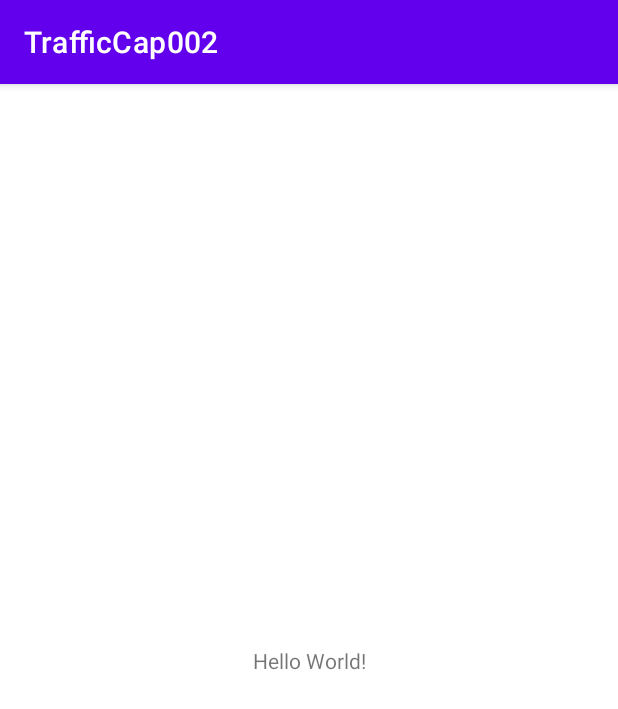
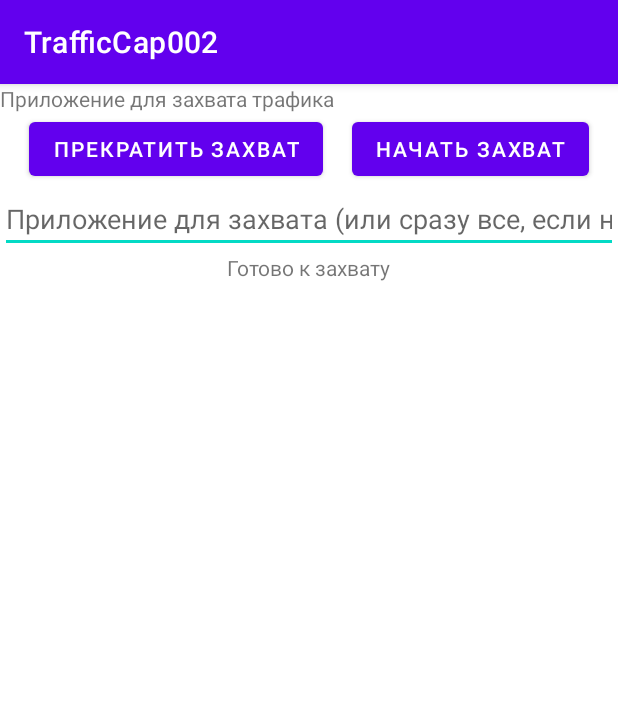
Before and after one commit to wakoo1337/TrafficCap002, an Android app: the screen it shows after launch (MainActivity), on a phone screen of 412 x 824 dp. Shown: the top 709 px of the screen. Run offline under Robolectric (Android 15) with nearby library versions, the phone set to English and light mode, and no system bars.

```diff
--- a/app/src/main/java/com/wakoo/trafficcap002/MainActivity.java
+++ b/app/src/main/java/com/wakoo/trafficcap002/MainActivity.java
@@ -1,14 +1,96 @@
 package com.wakoo.trafficcap002;
 
+import androidx.activity.result.ActivityResult;
+import androidx.activity.result.ActivityResultCallback;
+import androidx.activity.result.ActivityResultLauncher;
+import androidx.activity.result.contract.ActivityResultContracts;
 import androidx.appcompat.app.AppCompatActivity;
 
+import android.content.ComponentName;
+import android.content.Intent;
+import android.content.ServiceConnection;
 import android.os.Bundle;
+import android.os.IBinder;
+import android.view.View;
+import android.widget.Button;
+import android.widget.EditText;
+import android.widget.TextView;
 
 public class MainActivity extends AppCompatActivity {
+    private Button start_button, stop_button;
+    private TextView status_view;
+    private EditText appcapture_edit;
+    private CaptureService.CaptureServiceBinder binder;
+    private final ActivityResultLauncher<Intent> capture_launcher = registerForActivityResult(new ActivityResultContracts.StartActivityForResult(), new ActivityResultCallback<ActivityResult>() {
+        @Override
+        public void onActivityResult(ActivityResult result) {
+            if (result.getResultCode() == RESULT_OK) {
+                startVpn();
+            } else {
+                status_view.setText(R.string.forbidden_message);
+            }
+        }
+    });
+    private final ServiceConnection capture_connection = new ServiceConnection() {
+        @Override
+        public void onServiceConnected(ComponentName name, IBinder service) {
+            binder = (CaptureService.CaptureServiceBinder) service;
+            status_view.setText(R.string.connected_message);
+        }
+
+        @Override
+        public void onServiceDisconnected(ComponentName name) {
+            binder = null;
+            unbindService(this);
+            status_view.setText(R.string.unbound_message);
+        }
+
+        @Override
+        public void onNullBinding(ComponentName name) {
+            binder = null;
+            unbindService(this);
+            status_view.setText(R.string.nullbind_message);
+        }
+    };
+
 
     @Override
     protected void onCreate(Bundle savedInstanceState) {
         super.onCreate(savedInstanceState);
         setContentView(R.layout.activity_main);
+
+        start_button = findViewById(R.id.start_button);
+        stop_button = findViewById(R.id.stop_button);
+        status_view = findViewById(R.id.status_view);
+        appcapture_edit = findViewById(R.id.appcapture_edit);
+
+        start_button.setOnClickListener(new View.OnClickListener() {
+            @Override
+            public void onClick(View v) {
+                Intent prepare;
+                prepare = CaptureService.prepare(MainActivity.this);
+                if (prepare == null) {
+                    startVpn();
+                } else {
+                    capture_launcher.launch(prepare);
+                }
+            }
+        });
+        stop_button.setOnClickListener(new View.OnClickListener() {
+            @Override
+            public void onClick(View v) {
+                unbindService(capture_connection);
+            }
+        });
+    }
+
+    private void startVpn() {
+        Intent start_intent;
+        start_intent = new Intent(this, CaptureService.class);
+        final String capture = appcapture_edit.getText().toString();
+        if (!capture.isEmpty()) {
+            start_intent.putExtra(CaptureService.APP_TO_LISTEN, capture);
+        };
+        bindService(start_intent, capture_connection, BIND_AUTO_CREATE | BIND_ABOVE_CLIENT);
     }
 }
--- a/app/src/main/res/layout/activity_main.xml
+++ b/app/src/main/res/layout/activity_main.xml
@@ -3,16 +3,52 @@
     xmlns:app="http://schemas.android.com/apk/res-auto"
     xmlns:tools="http://schemas.android.com/tools"
     android:layout_width="match_parent"
-    android:layout_height="match_parent"
-    tools:context=".MainActivity">
+    android:layout_height="match_parent">
 
     <TextView
+        android:id="@+id/hello_view"
         android:layout_width="wrap_content"
         android:layout_height="wrap_content"
-        android:text="Hello World!"
-        app:layout_constraintBottom_toBottomOf="parent"
+        android:text="@string/hello_string"
+        app:layout_constraintLeft_toLeftOf="parent"
+        app:layout_constraintTop_toTopOf="parent"
+        app:layout_constraintWidth="match_parent" />
+
+    <Button
+        android:id="@+id/stop_button"
+        android:layout_width="wrap_content"
+        android:layout_height="wrap_content"
+        android:text="@string/stop_button"
+        app:layout_constraintEnd_toStartOf="@+id/start_button"
+        app:layout_constraintStart_toStartOf="parent"
+        app:layout_constraintTop_toBottomOf="@id/hello_view" />
+
+    <Button
+        android:id="@+id/start_button"
+        android:layout_width="wrap_content"
+        android:layout_height="wrap_content"
+        android:text="@string/start_button"
+        app:layout_constraintEnd_toEndOf="parent"
+        app:layout_constraintStart_toEndOf="@+id/stop_button"
+        app:layout_constraintTop_toBottomOf="@id/hello_view" />
+
+    <EditText
+        android:id="@+id/appcapture_edit"
+        android:layout_width="0px"
+        android:layout_height="wrap_content"
+        android:hint="@string/app_to_capture_string"
+        android:inputType="text"
         app:layout_constraintEnd_toEndOf="parent"
         app:layout_constraintStart_toStartOf="parent"
-        app:layout_constraintTop_toTopOf="parent" />
+        app:layout_constraintTop_toBottomOf="@+id/stop_button" />
+
+    <TextView
+        android:id="@+id/status_view"
+        android:layout_width="wrap_content"
+        android:layout_height="wrap_content"
+        android:text="@string/ready_message"
+        app:layout_constraintEnd_toEndOf="parent"
+        app:layout_constraintStart_toStartOf="parent"
+        app:layout_constraintTop_toBottomOf="@id/appcapture_edit" />
 
 </androidx.constraintlayout.widget.ConstraintLayout>
--- a/app/src/main/res/values/strings.xml
+++ b/app/src/main/res/values/strings.xml
@@ -1,3 +1,13 @@
 <resources>
     <string name="app_name">TrafficCap002</string>
+    <string name="hello_string">Приложение для захвата трафика</string>
+    <string name="app_to_capture_string">Приложение для захвата (или сразу все, если не заполнено)</string>
+    <string name="start_button">Начать захват</string>
+    <string name="stop_button">Прекратить захват</string>
+
+    <string name="ready_message">Готово к захвату</string>
+    <string name="forbidden_message">Разрешите использование VPN, без него не заработает</string> <!-- Если не дунуть, чуда не произойдёт -->
+    <string name="unbound_message">Соединение со службой разорвано</string>
+    <string name="connected_message">Соединено со службой</string>
+    <string name="nullbind_message">Невозможно соединиться со службой</string>
 </resources>
```
Also changed, not shown: app/src/main/AndroidManifest.xml (+9 -2 lines), app/src/main/java/com/wakoo/trafficcap002/CaptureService.java (added, +56 -0 lines).
